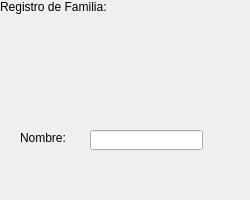
Before: the Qt Designer form registrofamilia.ui in pacheevb/ED_Proyecto2, drawn with Qt 5.
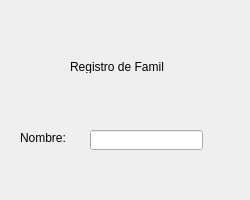
After: the same form once the commit is applied.

```diff
--- a/registrofamilia.ui
+++ b/registrofamilia.ui
@@ -14,6 +14,14 @@
    <string>Dialog</string>
   </property>
   <widget class="QLabel" name="label">
+   <property name="geometry">
+    <rect>
+     <x>70</x>
+     <y>60</y>
+     <width>94</width>
+     <height>13</height>
+    </rect>
+   </property>
    <property name="text">
     <string>Registro de Familia:</string>
    </property>
```
